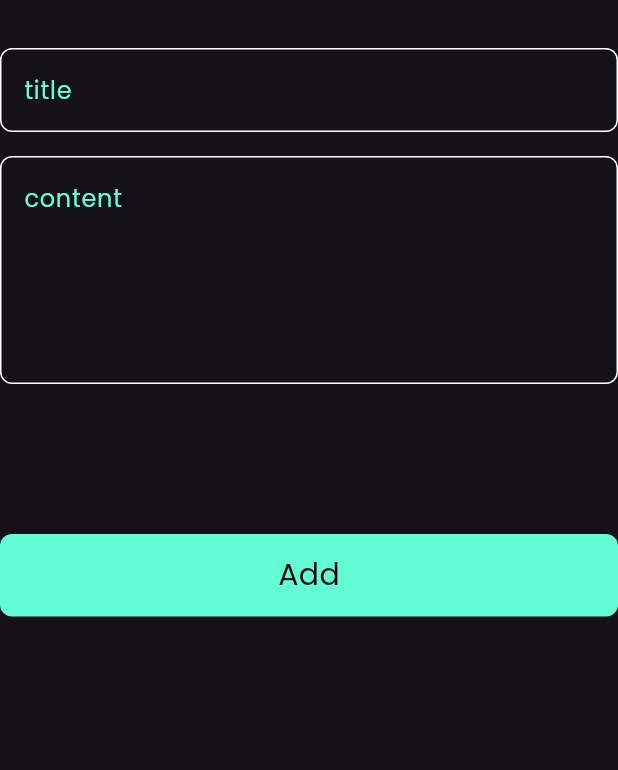
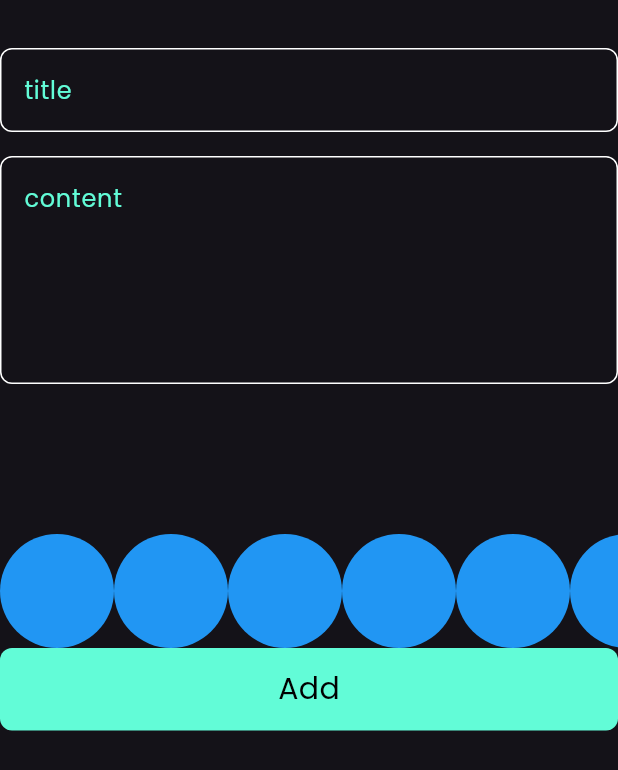
Before and after one commit to Abdelrahman-Hany/notes_app, a Flutter app: the AddNoteForm widget shown alone on an empty page, opened directly, on a phone screen of 412 x 824 dp. Shown: the top 770 px of the screen. Run offline on Flutter 3.47's test engine with Material 3 defaults, Android fonts, the phone set to English and light mode, and no system bars; our stand-ins replace flutter_bloc, font_awesome_flutter, hive, hive_flutter; accounts and stored records are empty.

Commit message:
create colors list view part 1

```diff
--- a/lib/main.dart
+++ b/lib/main.dart
@@ -6,6 +6,7 @@ import 'package:note_app/cubits/notes_cubit/notes_cubit.dart';
 import 'package:note_app/models/note_model.dart';
 import 'package:note_app/simple_bloc_observer.dart';
 import 'package:note_app/views/notes_view.dart';
+import 'package:note_app/widgets/add_note_form.dart';
 
 void main() async {
   Bloc.observer = SimpleBlocObserver();
--- a/lib/widgets/add_note_form.dart
+++ b/lib/widgets/add_note_form.dart
@@ -4,6 +4,7 @@ import 'package:intl/intl.dart';
 import 'package:note_app/cubits/add_note_cubit/add_note_cubit.dart';
 import 'package:note_app/cubits/add_note_cubit/add_note_state.dart';
 import 'package:note_app/models/note_model.dart';
+import 'package:note_app/widgets/colors_list_view.dart';
 import 'package:note_app/widgets/custom_button.dart';
 import 'package:note_app/widgets/custom_text_field.dart';
 
@@ -49,9 +50,15 @@ class _AddNoteFormState extends State<AddNoteForm> {
               subtitle = value;
             },
           ),
+
+
+
           const SizedBox(
             height: 100,
           ),
+
+         const ColorsListView(),
+
           BlocBuilder<AddNoteCubit, AddNoteState>(
             builder: (context, state) {
               return CustomButton(
--- /dev/null
+++ b/lib/widgets/colors_list_view.dart
@@ -0,0 +1,32 @@
+import 'package:flutter/material.dart';
+
+class ColorItem extends StatelessWidget {
+  const ColorItem({super.key});
+
+  @override
+  Widget build(BuildContext context) {
+    return const CircleAvatar(
+      radius: 38,
+      backgroundColor: Colors.blue,
+    );
+  }
+}
+
+
+class ColorsListView extends StatelessWidget {
+  const ColorsListView({super.key});
+
+  @override
+  Widget build(BuildContext context) {
+
+    return SizedBox(
+      height: 38*2,
+      child: ListView.builder(
+        itemCount: 10,
+        scrollDirection: Axis.horizontal,
+        itemBuilder: (context, index) {
+        return const ColorItem();
+      }),
+    );
+  }
+}
```
